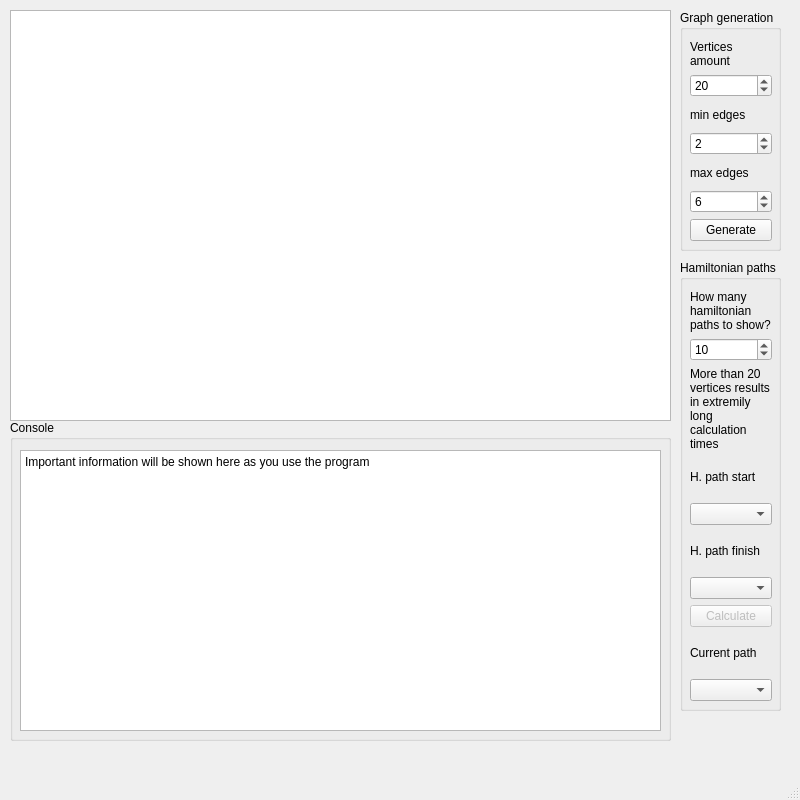
Qt form mainwindow.ui (MetallicSky/HamiltonianPathGraph) before a commit.
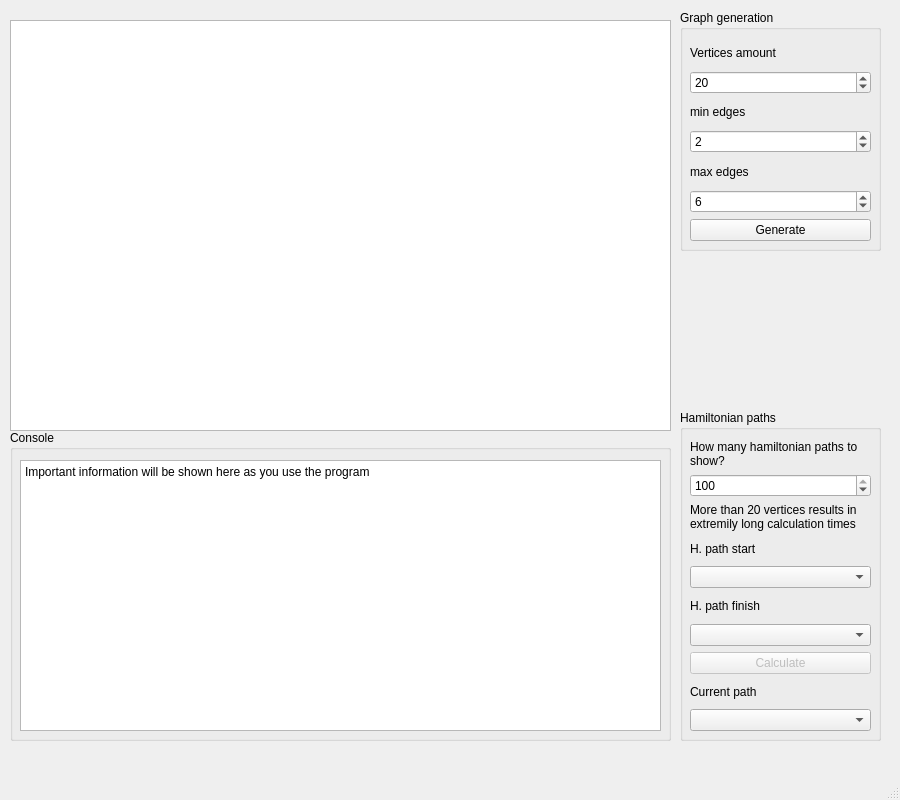
The same form after that commit.

Commit message: Slight UI adjustment, now shortest path is correctly printed into console right after calculate

The edit to the form file:
```diff
--- a/mainwindow.ui
+++ b/mainwindow.ui
@@ -9,7 +9,7 @@
    <rect>
     <x>0</x>
     <y>0</y>
-    <width>800</width>
+    <width>900</width>
     <height>800</height>
    </rect>
   </property>
@@ -21,13 +21,13 @@
   </property>
   <property name="minimumSize">
    <size>
-    <width>800</width>
+    <width>900</width>
     <height>800</height>
    </size>
   </property>
   <property name="maximumSize">
    <size>
-    <width>800</width>
+    <width>900</width>
     <height>800</height>
    </size>
   </property>
@@ -39,7 +39,7 @@
     <property name="geometry">
      <rect>
       <x>10</x>
-      <y>10</y>
+      <y>20</y>
       <width>661</width>
       <height>411</height>
      </rect>
@@ -56,7 +56,7 @@
      <rect>
       <x>680</x>
       <y>10</y>
-      <width>101</width>
+      <width>201</width>
       <height>241</height>
      </rect>
     </property>
@@ -68,7 +68,7 @@
       <rect>
        <x>10</x>
        <y>30</y>
-       <width>82</width>
+       <width>181</width>
        <height>201</height>
       </rect>
      </property>
@@ -156,9 +156,9 @@
     <property name="geometry">
      <rect>
       <x>680</x>
-      <y>260</y>
-      <width>101</width>
-      <height>451</height>
+      <y>410</y>
+      <width>201</width>
+      <height>331</height>
      </rect>
     </property>
     <property name="title">
@@ -169,8 +169,8 @@
       <rect>
        <x>10</x>
        <y>30</y>
-       <width>82</width>
-       <height>411</height>
+       <width>181</width>
+       <height>291</height>
       </rect>
      </property>
      <layout class="QVBoxLayout" name="verticalLayout_p">
@@ -193,7 +193,7 @@
          <number>100</number>
         </property>
         <property name="value">
-         <number>10</number>
+         <number>100</number>
         </property>
        </widget>
       </item>
@@ -254,9 +254,9 @@
     <property name="geometry">
      <rect>
       <x>10</x>
-      <y>420</y>
+      <y>430</y>
       <width>661</width>
-      <height>321</height>
+      <height>311</height>
      </rect>
     </property>
     <property name="title">
@@ -268,7 +268,7 @@
        <x>10</x>
        <y>30</y>
        <width>641</width>
-       <height>281</height>
+       <height>271</height>
       </rect>
      </property>
      <property name="readOnly">
```
Left out of the diff: 2 changed lines with no effect on the pictures. The commit also changes 2 other files.
